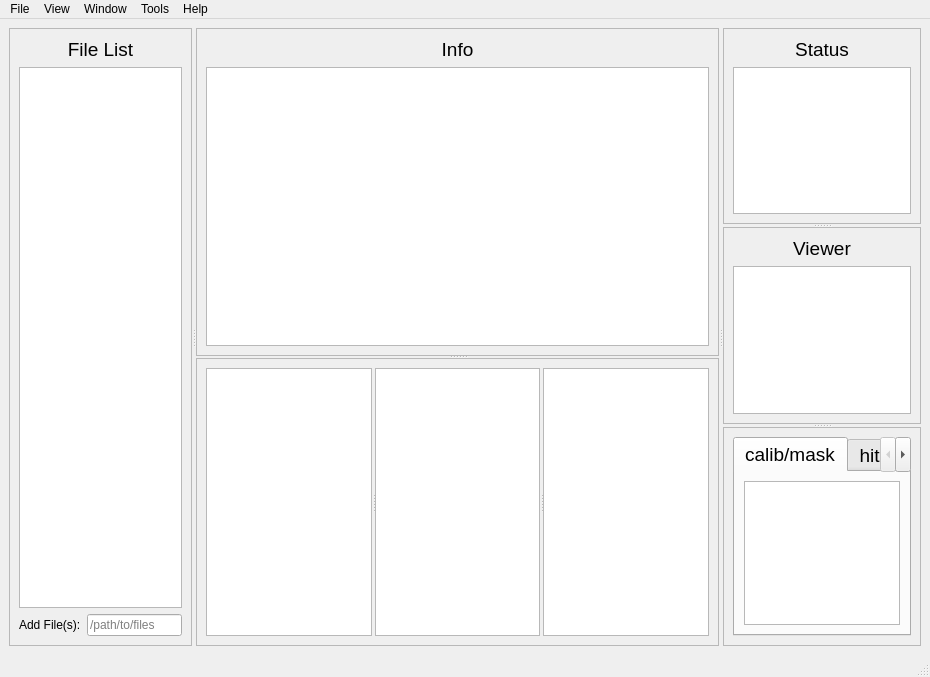
Before: the Qt Designer form ui/gui.ui in LiuLab-CSRC/ClickX, drawn with Qt 5.
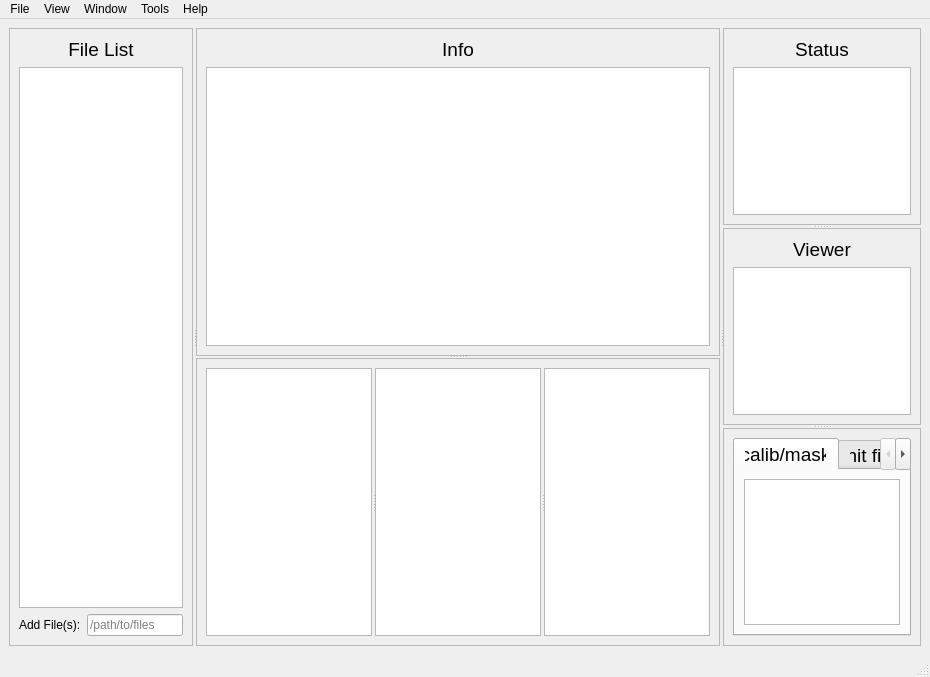
After: the same form once the commit is applied. Custom widgets are drawn as their Qt base class.

Commit message: tune font-size

What changed in the file:
```diff
--- a/ui/gui.ui
+++ b/ui/gui.ui
@@ -26,6 +26,9 @@
       <property name="orientation">
        <enum>Qt::Horizontal</enum>
       </property>
+      <property name="handleWidth">
+       <number>3</number>
+      </property>
       <widget class="QFrame" name="fileListFrame">
        <property name="frameShape">
         <enum>QFrame::StyledPanel</enum>
@@ -240,6 +243,11 @@
            <attribute name="headerVisible">
             <bool>false</bool>
            </attribute>
+           <column>
+            <property name="text">
+             <string notr="true">1</string>
+            </property>
+           </column>
           </widget>
          </item>
         </layout>
@@ -256,9 +264,14 @@
           <widget class="QTabWidget" name="tabWidget">
            <property name="font">
             <font>
-             <pointsize>14</pointsize>
+             <pointsize>13</pointsize>
             </font>
            </property>
+           <property name="styleSheet">
+            <string notr="true">QTabBar::tab {
+    font-size: 14pt;
+}</string>
+           </property>
            <property name="currentIndex">
             <number>0</number>
            </property>
```
